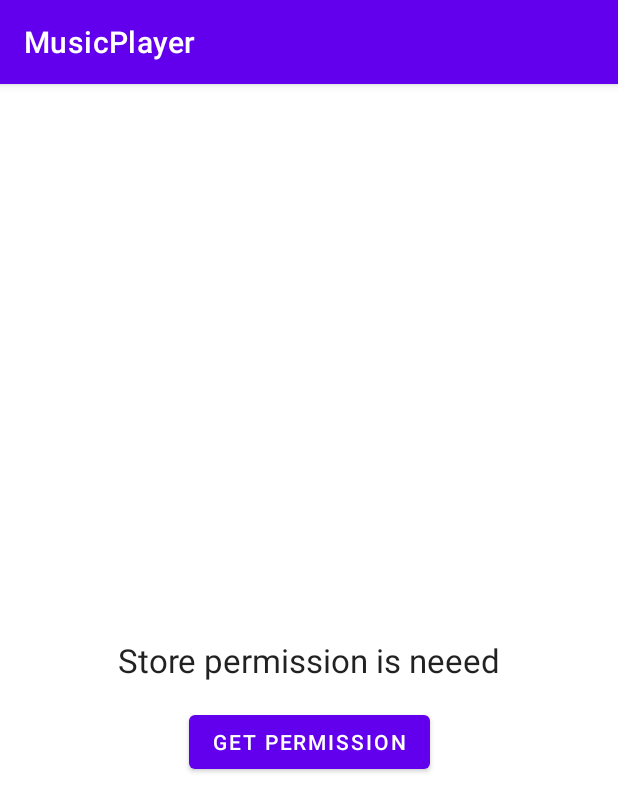
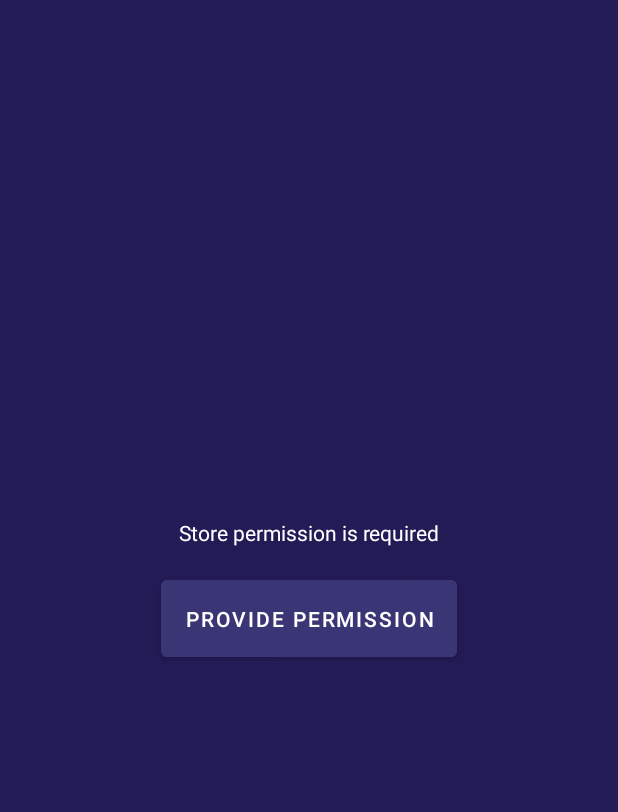
Before and after one commit to JoseCruzMV/MusicPlayer, an Android app: the PermissionsDeniedFragment screen opened through its navigation route, on a phone screen of 412 x 824 dp. Shown: the top 812 px of the screen. Run offline under Robolectric (Android 15) with nearby library versions, the phone set to English and light mode, and no system bars.

Commit message:
Added app colors

```diff
--- a/app/src/main/res/layout/permissions_denied_fragment.xml
+++ b/app/src/main/res/layout/permissions_denied_fragment.xml
@@ -2,27 +2,29 @@
 <androidx.constraintlayout.widget.ConstraintLayout xmlns:android="http://schemas.android.com/apk/res/android"
     xmlns:app="http://schemas.android.com/apk/res-auto"
     xmlns:tools="http://schemas.android.com/tools"
+    style="@style/FragmentsTheme"
     android:layout_width="match_parent"
     android:layout_height="match_parent">
 
     <TextView
         android:id="@+id/tv_permission_denied"
+        style="@style/TextTheme"
         android:layout_width="wrap_content"
         android:layout_height="wrap_content"
-        android:text="Store permission is neeed"
-        android:textAppearance="@style/TextAppearance.AppCompat.Large"
+        android:layout_marginBottom="@dimen/margin_16"
+        android:text="@string/permission_required_message"
+        app:layout_constraintBottom_toTopOf="@+id/b_get_permission"
+        app:layout_constraintEnd_toEndOf="@+id/b_get_permission"
+        app:layout_constraintStart_toStartOf="@+id/b_get_permission" />
+
+    <Button
+        android:id="@+id/b_get_permission"
+        style="@style/ButtonTheme"
+        android:layout_width="wrap_content"
+        android:layout_height="wrap_content"
+        android:text="@string/ask_permission_button"
         app:layout_constraintBottom_toBottomOf="parent"
         app:layout_constraintEnd_toEndOf="parent"
         app:layout_constraintStart_toStartOf="parent"
         app:layout_constraintTop_toTopOf="parent" />
-
-    <Button
-        android:id="@+id/b_get_permission"
-        android:layout_width="wrap_content"
-        android:layout_height="wrap_content"
-        android:layout_marginTop="16dp"
-        android:text="Get Permission"
-        app:layout_constraintEnd_toEndOf="@+id/tv_permission_denied"
-        app:layout_constraintStart_toStartOf="@+id/tv_permission_denied"
-        app:layout_constraintTop_toBottomOf="@+id/tv_permission_denied" />
 </androidx.constraintlayout.widget.ConstraintLayout>
--- /dev/null
+++ b/app/src/main/res/values-night/dimens.xml
@@ -0,0 +1,4 @@
+<?xml version="1.0" encoding="utf-8"?>
+<resources>
+    <dimen name="fragment_padding">16dp</dimen>
+</resources>
--- a/app/src/main/res/values/colors.xml
+++ b/app/src/main/res/values/colors.xml
@@ -7,4 +7,10 @@
     <color name="teal_700">#FF018786</color>
     <color name="black">#FF000000</color>
     <color name="white">#FFFFFFFF</color>
+
+    <color name="primary">#221B55</color>
+    <color name="primaryVariant">#3A3575</color>
+    <color name="secondary">#B771FC</color>
+    <color name="secondaryVariant">#8C6FFF</color>
+    <color name="darkContrast">#0E0B2A</color>
 </resources>
--- /dev/null
+++ b/app/src/main/res/values/dimens.xml
@@ -0,0 +1,10 @@
+<?xml version="1.0" encoding="utf-8"?>
+<resources>
+    <dimen name="fragment_padding">16dp</dimen>
+    <dimen name="margin_8">8dp</dimen>
+    <dimen name="margin_16">16dp</dimen>
+    <dimen name="button_padding">16dp</dimen>
+    <dimen name="card_padding">8dp</dimen>
+    <dimen name="image_roster">56dp</dimen>
+    <dimen name="text_tittle_size">32sp</dimen>
+</resources>
--- a/app/src/main/res/values/themes.xml
+++ b/app/src/main/res/values/themes.xml
@@ -1,16 +1,37 @@
 <resources xmlns:tools="http://schemas.android.com/tools">
     <!-- Base application theme. -->
-    <style name="Theme.MusicPlayer" parent="Theme.MaterialComponents.DayNight.DarkActionBar">
+    <style name="Theme.MusicPlayer" parent="Theme.MaterialComponents.DayNight.NoActionBar">
         <!-- Primary brand color. -->
-        <item name="colorPrimary">@color/purple_500</item>
-        <item name="colorPrimaryVariant">@color/purple_700</item>
+        <item name="colorPrimary">@color/primary</item>
+        <item name="colorPrimaryVariant">@color/primaryVariant</item>
         <item name="colorOnPrimary">@color/white</item>
         <!-- Secondary brand color. -->
-        <item name="colorSecondary">@color/teal_200</item>
-        <item name="colorSecondaryVariant">@color/teal_700</item>
+        <item name="colorSecondary">@color/secondary</item>
+        <item name="colorSecondaryVariant">@color/secondaryVariant</item>
         <item name="colorOnSecondary">@color/black</item>
         <!-- Status bar color. -->
-        <item name="android:statusBarColor" tools:targetApi="l">?attr/colorPrimaryVariant</item>
+        <item name="android:statusBarColor" tools:targetApi="l">?attr/colorPrimary</item>
         <!-- Customize your theme here. -->
     </style>
+
+    <style name="FragmentsTheme" parent="Theme.MusicPlayer">
+        <item name="android:background">@color/primary</item>
+        <item name="android:padding">@dimen/fragment_padding</item>
+    </style>
+
+    <style name="TextTheme" parent="Theme.MusicPlayer">
+        <item name="android:textColor">@color/white</item>
+    </style>
+
+    <style name="TextTitleTheme" parent="TextTheme">
+        <item name="android:textSize">@dimen/text_tittle_size</item>
+        <item name="android:fontFamily">sans-serif-medium</item>
+        <item name="android:layout_marginTop">@dimen/margin_8</item>
+        <item name="android:layout_marginBottom">@dimen/margin_8</item>
+    </style>
+
+    <style name="ButtonTheme" parent="TextAppearance.AppCompat.Widget.Button.Colored">
+        <item name="android:backgroundTint">@color/primaryVariant</item>
+        <item name="android:padding">@dimen/button_padding</item>
+    </style>
 </resources>
```
Also changed, not shown: app/src/main/res/layout/roster_songs_fragment.xml (+5 -12 lines), app/src/main/res/layout/roster_songs_item.xml (+9 -5 lines), app/src/main/res/layout/songs_player_fragment.xml (+20 -5 lines), app/src/main/res/values/strings.xml (+9 -0 lines).
